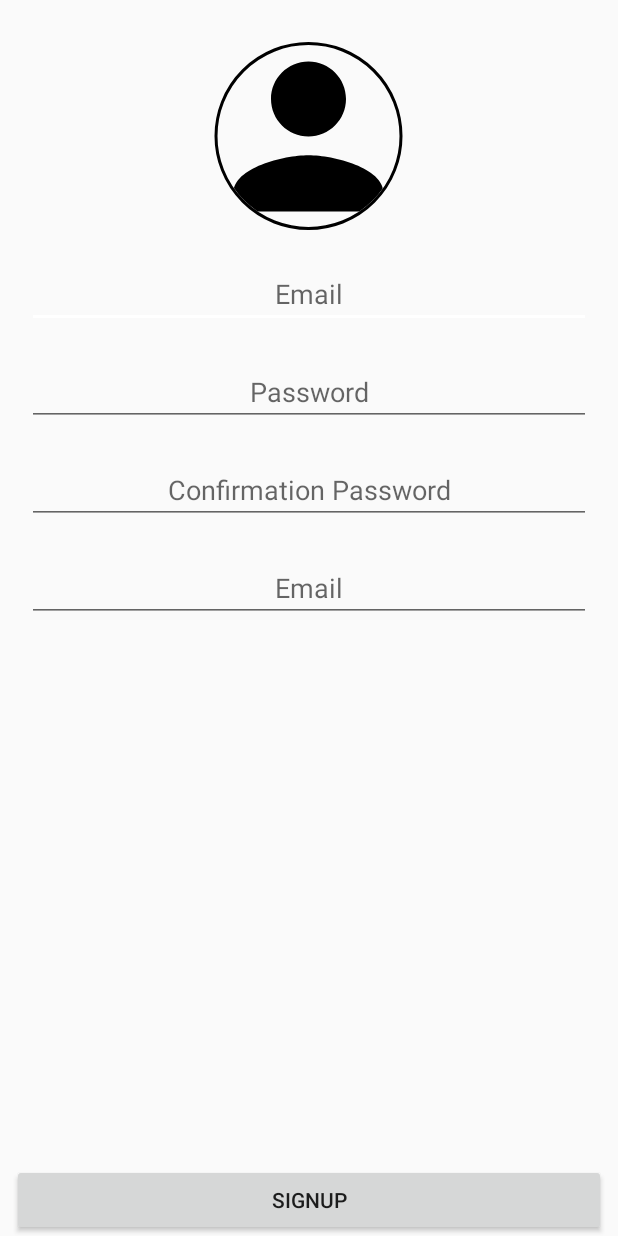
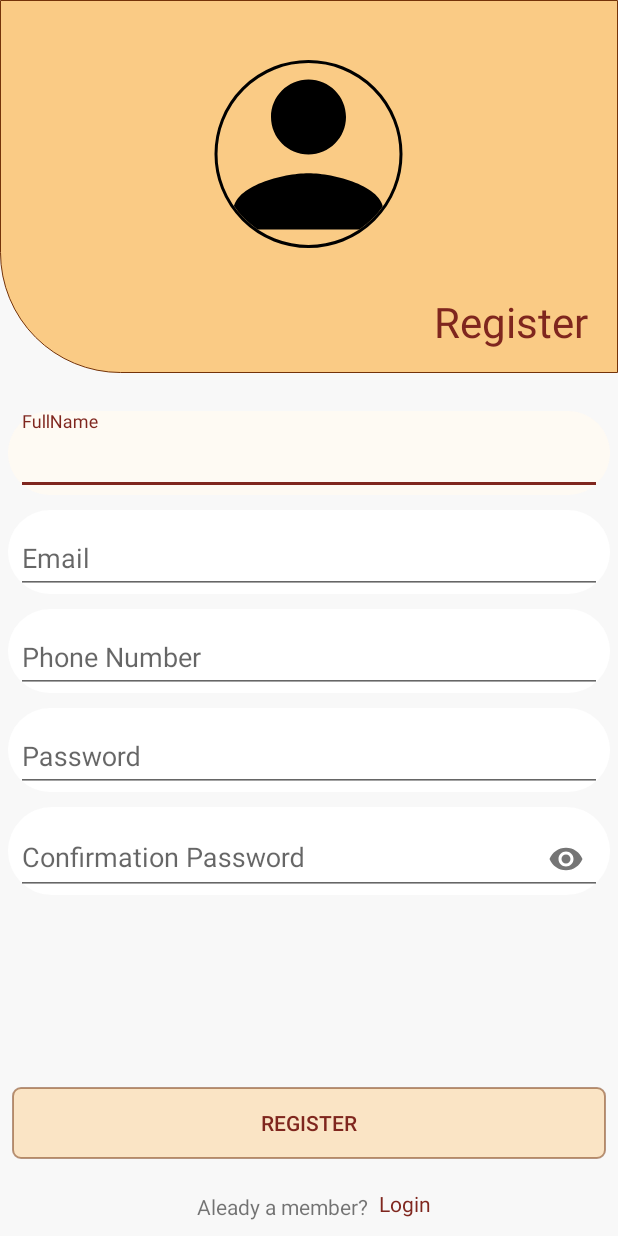
Before and after one commit to hatm1998/tourist_guide_Project, an Android app: the SignUp screen opened directly, with no data from a screen before it, on a phone screen of 412 x 824 dp. Run offline under Robolectric (Android 15) with nearby library versions, the phone set to English and light mode, and no system bars; our stand-ins replace CircleImageView, Firebase (no records; nobody signed in at launch, a user with empty details on screens opened directly); libraries missing offline, so code that uses them is left out: com.theartofdev.edmodo.

Commit message:
ziad edit

```diff
--- a/app/build.gradle
+++ b/app/build.gradle
@@ -36,4 +36,5 @@ dependencies {
     androidTestImplementation 'androidx.test:runner:1.2.0'
     androidTestImplementation 'androidx.test.espresso:espresso-core:3.2.0'
     implementation 'com.android.support:design:28.0.0'
+    implementation 'androidx.legacy:legacy-support-v4:1.0.0'
 }
--- a/app/src/main/java/com/example/touristguide/authentication/SignUp.java
+++ b/app/src/main/java/com/example/touristguide/authentication/SignUp.java
@@ -1,7 +1,4 @@
 package com.example.touristguide.authentication;
-
-import androidx.annotation.NonNull;
-import androidx.appcompat.app.AppCompatActivity;
 
 import android.content.Intent;
 import android.net.Uri;
@@ -10,6 +7,9 @@ import android.view.View;
 import android.widget.Button;
 import android.widget.EditText;
 import android.widget.Toast;
+
+import androidx.annotation.NonNull;
+import androidx.appcompat.app.AppCompatActivity;
 
 import com.example.touristguide.HomeActivity;
 import com.example.touristguide.R;
@@ -50,7 +50,7 @@ public class SignUp extends AppCompatActivity {
         firebaseFirestore = FirebaseFirestore.getInstance();
         storageReference = FirebaseStorage.getInstance().getReference();
         txt_username = findViewById(R.id.txt_Username);
-        txt_password = findViewById(R.id.txt_password);
+        txt_password = findViewById(R.id.txt_Email);
         txt_confirmation = findViewById(R.id.txt_confirm_pass);
         txt_email = findViewById(R.id.txt_Email);
 
--- /dev/null
+++ b/app/src/main/res/drawable/style_pic.xml
@@ -0,0 +1,18 @@
+<?xml version="1.0" encoding="UTF-8"?>
+<ripple xmlns:android="http://schemas.android.com/apk/res/android"
+    android:color="@color/colorPrimaryDark">
+    <item>
+        <shape>
+            android:padding="10dp"
+            android:shape="rectangle">
+
+            <solid android:color="#FACB85" />
+
+            <corners
+                android:bottomLeftRadius="80dp"/>
+            <stroke
+                android:width="0.3dp"
+                android:color="#743309" />
+        </shape>
+    </item>
+</ripple>
--- /dev/null
+++ b/app/src/main/res/drawable/style_signup_comp.xml
@@ -0,0 +1,16 @@
+<?xml version="1.0" encoding="UTF-8"?>
+<ripple xmlns:android="http://schemas.android.com/apk/res/android"
+    android:color="@color/colorPrimaryDark">
+    <item>
+        <shape>
+            android:padding="10dp"
+            android:shape="rectangle">
+
+            <solid android:color="#FFFFFF" />
+
+            <corners
+                android:radius="30dp"/>
+
+        </shape>
+    </item>
+</ripple>
--- a/app/src/main/res/layout/activity_sign_up.xml
+++ b/app/src/main/res/layout/activity_sign_up.xml
@@ -4,99 +4,198 @@
     xmlns:tools="http://schemas.android.com/tools"
     android:layout_width="match_parent"
     android:layout_height="match_parent"
+    android:background="#F8F8F8"
     tools:context=".authentication.SignUp">
 
     <LinearLayout
+        android:id="@+id/laycomp"
         android:layout_width="0dp"
         android:layout_height="0dp"
-        android:layout_marginStart="8dp"
-        android:layout_marginTop="8dp"
-        android:layout_marginEnd="8dp"
         android:layout_marginBottom="8dp"
         android:orientation="vertical"
-        app:layout_constraintBottom_toTopOf="@+id/btn_SignUp"
+        app:layout_constraintBottom_toTopOf="@+id/lay_logcomp"
         app:layout_constraintEnd_toEndOf="parent"
-        app:layout_constraintHorizontal_bias="0.0"
         app:layout_constraintStart_toStartOf="parent"
-        app:layout_constraintTop_toTopOf="parent"
-        app:layout_constraintVertical_bias="0.0">
+        app:layout_constraintTop_toTopOf="parent">
 
-        <de.hdodenhof.circleimageview.CircleImageView xmlns:app="http://schemas.android.com/apk/res-auto"
+        <LinearLayout
+            android:layout_width="match_parent"
+            android:layout_height="wrap_content"
+            android:background="@drawable/style_pic"
+            android:orientation="vertical">
+
+            <de.hdodenhof.circleimageview.CircleImageView
                 android:id="@+id/profile_image"
                 android:layout_width="150dp"
                 android:layout_height="125dp"
                 android:layout_gravity="center"
-            android:layout_marginTop="20dp"
+                android:layout_marginTop="40dp"
+                android:layout_marginBottom="30dp"
                 android:src="@drawable/ic_action_name"
                 android:tint="#000000"
                 app:civ_border_color="#000000"
                 app:civ_border_width="2dp" />
 
-        <EditText
+            <TextView
+                android:layout_width="match_parent"
+                android:layout_height="wrap_content"
+                android:layout_marginEnd="20dp"
+                android:layout_marginBottom="15dp"
+                android:gravity="end"
+                android:text="@string/Register"
+                android:textColor="#7F261E"
+                android:textSize="28dp" />
+        </LinearLayout>
+
+        <ScrollView
+            android:id="@+id/scrollView2"
+            android:layout_width="match_parent"
+            android:layout_height="match_parent">
+
+            <LinearLayout
+                android:layout_width="match_parent"
+                android:layout_height="wrap_content"
+                android:orientation="vertical">
+
+                <com.google.android.material.textfield.TextInputLayout
+                    android:layout_width="match_parent"
+                    android:layout_height="wrap_content"
+                    android:layout_marginStart="5dp"
+                    android:layout_marginTop="25dp"
+                    android:layout_marginEnd="5dp"
+                    android:background="@drawable/style_signup_comp"
+                    android:hint="@string/FullName"
+                    android:paddingStart="5dp"
+                    android:paddingEnd="5dp">
+
+                    <com.google.android.material.textfield.TextInputEditText
                         android:id="@+id/txt_Username"
                         android:layout_width="match_parent"
+                        android:layout_height="wrap_content" />
+                </com.google.android.material.textfield.TextInputLayout>
+
+                <com.google.android.material.textfield.TextInputLayout
+                    android:layout_width="match_parent"
                     android:layout_height="wrap_content"
-            android:layout_gravity="center"
-            android:layout_marginStart="10dp"
-            android:layout_marginTop="20dp"
-            android:layout_marginEnd="10dp"
-            android:ems="10"
-            android:hint="@string/Username"
-            android:inputType="textPersonName"
-            android:textAlignment="center" />
+                    android:layout_marginStart="5dp"
+                    android:layout_marginTop="10dp"
+                    android:layout_marginEnd="5dp"
+                    android:background="@drawable/style_signup_comp"
+                    android:hint="@string/Email"
+                    android:paddingStart="5dp"
+                    android:paddingEnd="5dp">
 
-        <EditText
+                    <com.google.android.material.textfield.TextInputEditText
+                        android:id="@+id/txt_Email"
+                        android:layout_width="match_parent"
+                        android:layout_height="wrap_content" />
+                </com.google.android.material.textfield.TextInputLayout>
+
+                <com.google.android.material.textfield.TextInputLayout
+                    android:layout_width="match_parent"
+                    android:layout_height="wrap_content"
+                    android:layout_marginStart="5dp"
+                    android:layout_marginTop="10dp"
+                    android:layout_marginEnd="5dp"
+                    android:background="@drawable/style_signup_comp"
+                    android:hint="@string/Phone"
+                    android:paddingStart="5dp"
+                    android:paddingEnd="5dp">
+
+                    <com.google.android.material.textfield.TextInputEditText
+                        android:id="@+id/txt_phone"
+                        android:layout_width="match_parent"
+                        android:layout_height="wrap_content" />
+                </com.google.android.material.textfield.TextInputLayout>
+
+                <com.google.android.material.textfield.TextInputLayout
+                    android:layout_width="match_parent"
+                    android:layout_height="wrap_content"
+                    android:layout_marginStart="5dp"
+                    android:layout_marginTop="10dp"
+                    android:layout_marginEnd="5dp"
+                    android:background="@drawable/style_signup_comp"
+                    android:hint="@string/Pass"
+                    android:paddingStart="5dp"
+                    android:paddingEnd="5dp">
+
+                    <com.google.android.material.textfield.TextInputEditText
                         android:id="@+id/txt_password"
                         android:layout_width="match_parent"
+                        android:layout_height="wrap_content" />
+                </com.google.android.material.textfield.TextInputLayout>
+
+                <com.google.android.material.textfield.TextInputLayout
+                    android:layout_width="match_parent"
                     android:layout_height="wrap_content"
-            android:layout_gravity="center"
-            android:layout_marginStart="10dp"
-            android:layout_marginTop="20dp"
-            android:layout_marginEnd="10dp"
-            android:ems="10"
-            android:hint="@string/Pass"
-            android:inputType="textPersonName"
-            android:password="true"
-            android:textAlignment="center" />
+                    android:layout_marginStart="5dp"
+                    android:layout_marginTop="10dp"
+                    android:layout_marginEnd="5dp"
+                    android:background="@drawable/style_signup_comp"
+                    android:hint="@string/Confrimation_pass"
+                    android:paddingStart="5dp"
+                    android:paddingEnd="5dp"
+                    app:passwordToggleEnabled="true">
 
-        <EditText
+                    <com.google.android.material.textfield.TextInputEditText
                         android:id="@+id/txt_confirm_pass"
                         android:layout_width="match_parent"
                         android:layout_height="wrap_content"
-            android:layout_gravity="center"
-            android:layout_marginStart="10dp"
-            android:layout_marginTop="20dp"
-            android:layout_marginEnd="10dp"
-            android:ems="10"
-            android:hint="@string/Confrimation_pass"
-            android:inputType="textPersonName"
-            android:password="true"
-            android:textAlignment="center" />
+                        android:inputType="textPassword" />
+                </com.google.android.material.textfield.TextInputLayout>
+            </LinearLayout>
+        </ScrollView>
 
-        <EditText
-            android:id="@+id/txt_Email"
+    </LinearLayout>
+
+    <LinearLayout
+        android:id="@+id/lay_logcomp"
         android:layout_width="match_parent"
         android:layout_height="wrap_content"
-            android:layout_gravity="center"
-            android:layout_marginStart="10dp"
-            android:layout_marginTop="20dp"
-            android:layout_marginEnd="10dp"
-            android:ems="10"
-            android:hint="@string/Email"
-            android:inputType="textPersonName"
-            android:password="false"
-            android:textAlignment="center" />
-    </LinearLayout>
+        android:orientation="vertical"
+        app:layout_constraintBottom_toBottomOf="parent"
+        app:layout_constraintEnd_toEndOf="parent"
+        app:layout_constraintStart_toStartOf="parent">
 
         <Button
             android:id="@+id/btn_SignUp"
-        android:layout_width="0dp"
+            android:layout_width="match_parent"
             android:layout_height="wrap_content"
             android:layout_marginStart="8dp"
             android:layout_marginEnd="8dp"
+            android:layout_marginBottom="20dp"
+            android:background="@drawable/style_btn_login_signup"
             android:hint="@string/SignUp"
-        android:text="SignUp"
+            android:text="@string/Register"
+            android:textColor="#7F261E"
             app:layout_constraintBottom_toBottomOf="parent"
             app:layout_constraintEnd_toEndOf="parent"
             app:layout_constraintStart_toStartOf="parent" />
+
+        <RelativeLayout
+            android:layout_width="match_parent"
+            android:layout_height="match_parent"
+            android:layout_marginBottom="10dp">
+
+            <TextView
+                android:id="@+id/txt_Aleady_a_member"
+                android:layout_width="wrap_content"
+                android:layout_height="wrap_content"
+                android:layout_alignParentStart="true"
+                android:layout_alignParentTop="true"
+                android:layout_marginStart="131dp"
+                android:layout_marginTop="2dp"
+                android:text="@string/Aleady_a_member" />
+
+            <TextView
+                android:id="@+id/textView3"
+                android:layout_width="wrap_content"
+                android:layout_height="wrap_content"
+                android:layout_marginStart="7dp"
+                android:layout_toEndOf="@id/txt_Aleady_a_member"
+                android:text="@string/Login"
+                android:textColor="#7F261E" />
+        </RelativeLayout>
+    </LinearLayout>
+
 </androidx.constraintlayout.widget.ConstraintLayout>
--- a/app/src/main/res/values/colors.xml
+++ b/app/src/main/res/values/colors.xml
@@ -2,7 +2,7 @@
 <resources>
     <color name="colorPrimary">#80E88B44</color>
     <color name="colorPrimaryDark">#80FACB85</color>
-    <color name="colorAccent">#FFFFFF</color>
+    <color name="colorAccent">#7F261E</color>
 
     <color name="ntb_inactive_color">#F1C40F</color>
     F1C40F
--- a/app/src/main/res/values/strings.xml
+++ b/app/src/main/res/values/strings.xml
@@ -6,7 +6,12 @@
     <string name="Login">Login</string>
     <string name="SignUp">SignUp</string>
     <string name="Username">Email</string>
+    <string name="FullName">FullName</string>
+    <string name="Phone">Phone Number</string>
     <string name="Confrimation_pass">Confirmation Password</string>
     <string name="txtGuest">Guest</string>
     <string name="Field_empty">Fields con\'t be Empty</string>
+    <string name="Aleady_a_member">Aleady a member?</string>
+    <string name="Register" >Register</string>
+
 </resources>
```
Lines whose indentation alone changed are shown as unchanged.
